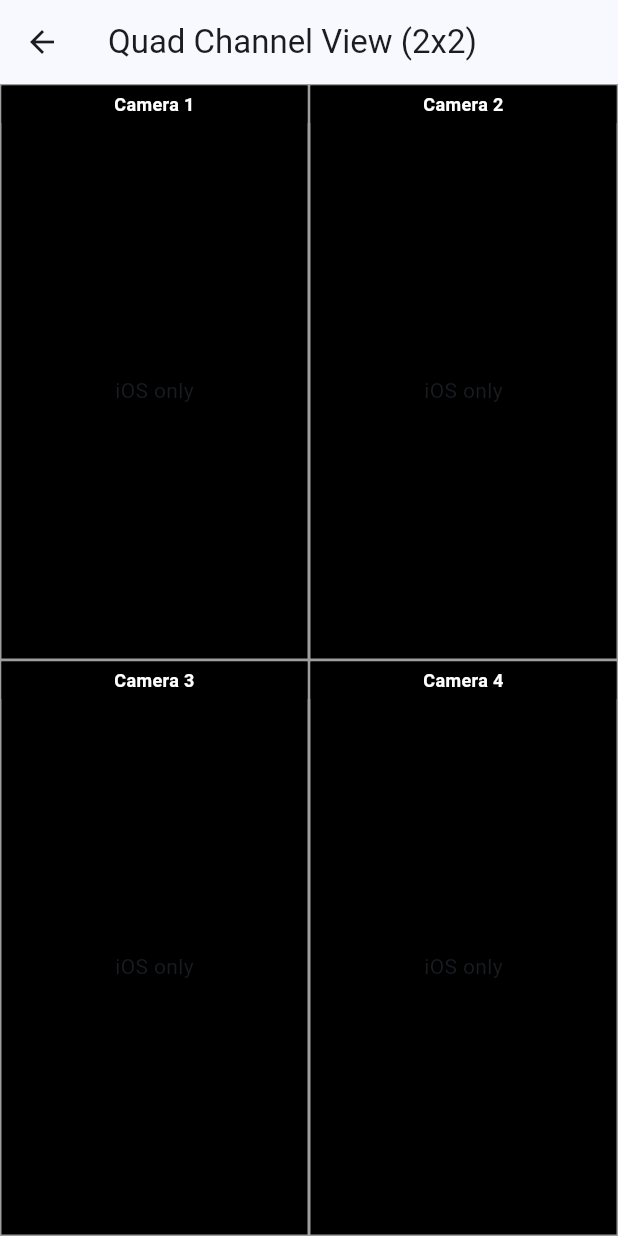
After one commit to faradzhalelov/dahua_net_sdk, a Flutter app: the screen it shows after launch, after a tap on "Dual Channel View (2 Cameras)", after a tap on "Quad Channel View (4 Cameras)", on a phone screen of 412 x 824 dp. The commit adds this screen. Run offline on Flutter 3.47's test engine with Material 3 defaults, Android fonts, the phone set to English and light mode, and no system bars; our stand-ins replace plugin_platform_interface.

Commit message:
fix dual video stream

```diff
--- /dev/null
+++ b/example/lib/dual_channel_screen.dart
@@ -0,0 +1,401 @@
+import 'package:flutter/material.dart';
+import 'package:dahua_sdk/dahua_sdk.dart';
+
+/// Экран для одновременного просмотра двух каналов (камер)
+class DualChannelScreen extends StatefulWidget {
+  final String ip;
+  final int port;
+  final String user;
+  final String pass;
+
+  const DualChannelScreen({
+    super.key,
+    required this.ip,
+    required this.port,
+    required this.user,
+    required this.pass,
+  });
+
+  @override
+  State<DualChannelScreen> createState() => _DualChannelScreenState();
+}
+
+class _DualChannelScreenState extends State<DualChannelScreen> {
+  bool _isHorizontalSplit = true; // true = горизонтально, false = вертикально
+  bool _isDisposing = false;
+
+  Future<bool> _onWillPop() async {
+    if (_isDisposing) return false;
+
+    setState(() {
+      _isDisposing = true;
+    });
+
+    // Даём время для корректного закрытия нативных ресурсов
+    await Future.delayed(const Duration(milliseconds: 300));
+    return true;
+  }
+
+  @override
+  Widget build(BuildContext context) {
+    return WillPopScope(
+      onWillPop: _onWillPop,
+      child: Scaffold(
+        appBar: AppBar(
+          title: const Text('Dual Channel View'),
+          actions: [
+            IconButton(
+              icon: Icon(
+                _isHorizontalSplit ? Icons.view_agenda : Icons.view_day,
+              ),
+              tooltip: 'Toggle Layout',
+              onPressed: _isDisposing
+                  ? null
+                  : () {
+                      setState(() {
+                        _isHorizontalSplit = !_isHorizontalSplit;
+                      });
+                    },
+            ),
+          ],
+        ),
+        body: Stack(
+          children: [
+            SafeArea(
+              child: _isHorizontalSplit
+                  ? Column(
+                      children: [
+                        _buildChannelView(
+                          channel: 0,
+                          title: 'Camera 1 (Channel 0)',
+                        ),
+                        const Divider(height: 2, thickness: 2),
+                        _buildChannelView(
+                          channel: 1,
+                          title: 'Camera 2 (Channel 1)',
+                        ),
+                      ],
+                    )
+                  : Row(
+                      children: [
+                        _buildChannelView(channel: 0, title: 'Camera 1'),
+                        const VerticalDivider(width: 2, thickness: 2),
+                        _buildChannelView(channel: 1, title: 'Camera 2'),
+                      ],
+                    ),
+            ),
+            // Индикатор закрытия
+            if (_isDisposing)
+              Container(
+                color: Colors.black87,
+                child: const Center(
+                  child: Column(
+                    mainAxisAlignment: MainAxisAlignment.center,
+                    children: [
+                      CircularProgressIndicator(color: Colors.white),
+                      SizedBox(height: 16),
+                      Text(
+                        'Closing connections...',
+                        style: TextStyle(color: Colors.white, fontSize: 16),
+                      ),
+                    ],
+                  ),
+                ),
+              ),
+          ],
+        ),
+      ),
+    );
+  }
+
+  Widget _buildChannelView({required int channel, required String title}) {
+    return Expanded(
+      child: Container(
+        color: Colors.black,
+        child: Column(
+          children: [
+            // Заголовок канала
+            Container(
+              width: double.infinity,
+              padding: const EdgeInsets.all(8),
+              color: Colors.black87,
+              child: Text(
+                title,
+                style: const TextStyle(
+                  color: Colors.white,
+                  fontWeight: FontWeight.bold,
+                ),
+                textAlign: TextAlign.center,
+              ),
+            ),
+            // Видео
+            Expanded(
+              child: DahuaPreview(
+                ip: widget.ip,
+                port: widget.port,
+                user: widget.user,
+                pass: widget.pass,
+                channel: channel,
+                streamType: 0, // 0 = MainStream (высокое качество)
+              ),
+            ),
+          ],
+        ),
+      ),
+    );
+  }
+
+  @override
+  void dispose() {
+    super.dispose();
+  }
+}
+
+/// Расширенный экран с 4 каналами (2x2 grid)
+class QuadChannelScreen extends StatefulWidget {
+  final String ip;
+  final int port;
+  final String user;
+  final String pass;
+
+  const QuadChannelScreen({
+    super.key,
+    required this.ip,
+    required this.port,
+    required this.user,
+    required this.pass,
+  });
+
+  @override
+  State<QuadChannelScreen> createState() => _QuadChannelScreenState();
+}
+
+class _QuadChannelScreenState extends State<QuadChannelScreen> {
+  bool _isDisposing = false;
+
+  Future<bool> _onWillPop() async {
+    if (_isDisposing) return false;
+
+    setState(() {
+      _isDisposing = true;
+    });
+
+    // Даём время для корректного закрытия нативных ресурсов
+    await Future.delayed(const Duration(milliseconds: 500));
+    return true;
+  }
+
+  @override
+  Widget build(BuildContext context) {
+    return WillPopScope(
+      onWillPop: _onWillPop,
+      child: Scaffold(
+        appBar: AppBar(title: const Text('Quad Channel View (2x2)')),
+        body: Stack(
+          children: [
+            SafeArea(
+              child: Column(
+                children: [
+                  Expanded(
+                    child: Row(
+                      children: [
+                        _buildChannelView(0, 'Camera 1'),
+                        _buildChannelView(1, 'Camera 2'),
+                      ],
+                    ),
+                  ),
+                  Expanded(
+                    child: Row(
+                      children: [
+                        _buildChannelView(2, 'Camera 3'),
+                        _buildChannelView(3, 'Camera 4'),
+                      ],
+                    ),
+                  ),
+                ],
+              ),
+            ),
+            // Индикатор закрытия
+            if (_isDisposing)
+              Container(
+                color: Colors.black87,
+                child: const Center(
+                  child: Column(
+                    mainAxisAlignment: MainAxisAlignment.center,
+                    children: [
+                      CircularProgressIndicator(color: Colors.white),
+                      SizedBox(height: 16),
+                      Text(
+                        'Closing 4 connections...',
+                        style: TextStyle(color: Colors.white, fontSize: 16),
+                      ),
+                    ],
+                  ),
+                ),
+              ),
+          ],
+        ),
+      ),
+    );
+  }
+
+  Widget _buildChannelView(int channel, String title) {
+    return Expanded(
+      child: Container(
+        decoration: BoxDecoration(
+          border: Border.all(color: Colors.grey, width: 1),
+          color: Colors.black,
+        ),
+        child: Column(
+          children: [
+            // Компактный заголовок
+            Container(
+              width: double.infinity,
+              padding: const EdgeInsets.symmetric(vertical: 4),
+              color: Colors.black87,
+              child: Text(
+                title,
+                style: const TextStyle(
+                  color: Colors.white,
+                  fontSize: 12,
+                  fontWeight: FontWeight.bold,
+                ),
+                textAlign: TextAlign.center,
+              ),
+            ),
+            // Видео
+            Expanded(
+              child: DahuaPreview(
+                ip: widget.ip,
+                port: widget.port,
+                user: widget.user,
+                pass: widget.pass,
+                channel: channel,
+                streamType: 1, // 1 = ExtraStream (низкое качество для экономии)
+              ),
+            ),
+          ],
+        ),
+      ),
+    );
+  }
+}
+
+/// Экран с выбором разных типов потоков для одного канала
+class StreamComparisonScreen extends StatefulWidget {
+  final String ip;
+  final int port;
+  final String user;
+  final String pass;
+  final int channel;
+
+  const StreamComparisonScreen({
+    super.key,
+    required this.ip,
+    required this.port,
+    required this.user,
+    required this.pass,
+    this.channel = 0,
+  });
+
+  @override
+  State<StreamComparisonScreen> createState() => _StreamComparisonScreenState();
+}
+
+class _StreamComparisonScreenState extends State<StreamComparisonScreen> {
+  bool _isDisposing = false;
+
+  Future<bool> _onWillPop() async {
+    if (_isDisposing) return false;
+
+    setState(() {
+      _isDisposing = true;
+    });
+
+    await Future.delayed(const Duration(milliseconds: 300));
+    return true;
+  }
+
+  @override
+  Widget build(BuildContext context) {
+    return WillPopScope(
+      onWillPop: _onWillPop,
+      child: Scaffold(
+        appBar: AppBar(
+          title: Text('Channel ${widget.channel} - Stream Comparison'),
+        ),
+        body: Stack(
+          children: [
+            SafeArea(
+              child: Column(
+                children: [
+                  _buildStreamView(
+                    title: 'Main Stream (High Quality)',
+                    streamType: 0,
+                  ),
+                  const Divider(height: 2, thickness: 2),
+                  _buildStreamView(
+                    title: 'Extra Stream 1 (Low Quality)',
+                    streamType: 1,
+                  ),
+                ],
+              ),
+            ),
+            if (_isDisposing)
+              Container(
+                color: Colors.black87,
+                child: const Center(
+                  child: Column(
+                    mainAxisAlignment: MainAxisAlignment.center,
+                    children: [
+                      CircularProgressIndicator(color: Colors.white),
+                      SizedBox(height: 16),
+                      Text(
+                        'Closing connections...',
+                        style: TextStyle(color: Colors.white, fontSize: 16),
+                      ),
+                    ],
+                  ),
+                ),
+              ),
+          ],
+        ),
+      ),
+    );
+  }
+
+  Widget _buildStreamView({required String title, required int streamType}) {
+    return Expanded(
+      child: Container(
+        color: Colors.black,
+        child: Column(
+          children: [
+            Container(
+              width: double.infinity,
+              padding: const EdgeInsets.all(8),
+              color: Colors.black87,
+              child: Text(
+                title,
+                style: const TextStyle(
+                  color: Colors.white,
+                  fontWeight: FontWeight.bold,
+                ),
+                textAlign: TextAlign.center,
+              ),
+            ),
+            Expanded(
+              child: DahuaPreview(
+                ip: widget.ip,
+                port: widget.port,
+                user: widget.user,
+                pass: widget.pass,
+                channel: widget.channel,
+                streamType: streamType,
+              ),
+            ),
+          ],
+        ),
+      ),
+    );
+  }
+}
--- a/example/lib/main.dart
+++ b/example/lib/main.dart
@@ -1,6 +1,7 @@
 import 'package:flutter/material.dart';
 import 'dart:async';
 import 'package:dahua_sdk/dahua_sdk.dart';
+import 'dual_channel_screen.dart';
 
 void main() {
   runApp(const MyApp());
@@ -199,15 +200,107 @@ class _DahuaHomePageState extends State<DahuaHomePage> {
             ElevatedButton.icon(
               onPressed: _isInitialized && !_isConnected ? _connect : null,
               icon: const Icon(Icons.videocam),
-              label: const Text('Connect & View Stream'),
+              label: const Text('Single Channel View'),
               style: ElevatedButton.styleFrom(
                 padding: const EdgeInsets.all(16),
+              ),
+            ),
+            const SizedBox(height: 12),
+
+            ElevatedButton.icon(
+              onPressed: _isInitialized && !_isConnected
+                  ? _connectDualChannel
+                  : null,
+              icon: const Icon(Icons.video_library),
+              label: const Text('Dual Channel View (2 Cameras)'),
+              style: ElevatedButton.styleFrom(
+                padding: const EdgeInsets.all(16),
+                backgroundColor: Colors.green,
+              ),
+            ),
+            const SizedBox(height: 12),
+
+            ElevatedButton.icon(
+              onPressed: _isInitialized && !_isConnected
+                  ? _connectQuadChannel
+                  : null,
+              icon: const Icon(Icons.grid_view),
+              label: const Text('Quad Channel View (4 Cameras)'),
+              style: ElevatedButton.styleFrom(
+                padding: const EdgeInsets.all(16),
+                backgroundColor: Colors.orange,
               ),
             ),
           ],
         ),
       ),
     );
+  }
+
+  void _connectDualChannel() {
+    if (_ipController.text.isEmpty ||
+        _userController.text.isEmpty ||
+        _passController.text.isEmpty) {
+      setState(() {
+        _statusMessage = 'Please fill all fields';
+      });
+      return;
+    }
+
+    setState(() {
+      _isConnected = true;
+      _statusMessage = 'Connecting to dual channels...';
+    });
+
+    Navigator.push(
+      context,
+      MaterialPageRoute(
+        builder: (context) => DualChannelScreen(
+          ip: _ipController.text,
+          port: int.tryParse(_portController.text) ?? 37777,
+          user: _userController.text,
+          pass: _passController.text,
+        ),
+      ),
+    ).then((_) {
+      setState(() {
+        _isConnected = false;
+        _statusMessage = 'Disconnected';
+      });
+    });
+  }
+
+  void _connectQuadChannel() {
+    if (_ipController.text.isEmpty ||
+        _userController.text.isEmpty ||
+        _passController.text.isEmpty) {
+      setState(() {
+        _statusMessage = 'Please fill all fields';
+      });
+      return;
+    }
+
+    setState(() {
+      _isConnected = true;
+      _statusMessage = 'Connecting to quad channels...';
+    });
+
+    Navigator.push(
+      context,
+      MaterialPageRoute(
+        builder: (context) => QuadChannelScreen(
+          ip: _ipController.text,
+          port: int.tryParse(_portController.text) ?? 37777,
+          user: _userController.text,
+          pass: _passController.text,
+        ),
+      ),
+    ).then((_) {
+      setState(() {
+        _isConnected = false;
+        _statusMessage = 'Disconnected';
+      });
+    });
   }
 }
 
```
Also changed, not shown: 2 other files.
